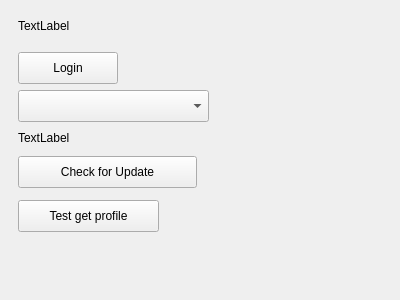
Above: settingwindow.ui from b123400/tootrain-qt before the change. Below: the same form after it.
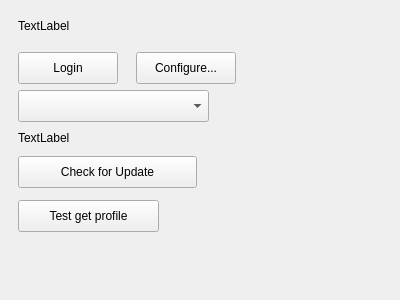
That is the form after the change.

Commit message: Basic UI for show and saving mastodon channel

Patch:
```diff
--- a/settingwindow.ui
+++ b/settingwindow.ui
@@ -49,7 +49,7 @@
     <rect>
      <x>18</x>
      <y>18</y>
-     <width>361</width>
+     <width>251</width>
      <height>16</height>
     </rect>
    </property>
@@ -106,6 +106,19 @@
     <string>TextLabel</string>
    </property>
   </widget>
+  <widget class="QPushButton" name="configButton">
+   <property name="geometry">
+    <rect>
+     <x>136</x>
+     <y>52</y>
+     <width>100</width>
+     <height>32</height>
+    </rect>
+   </property>
+   <property name="text">
+    <string>Configure...</string>
+   </property>
+  </widget>
  </widget>
  <resources/>
  <connections/>
```
The commit also changes 6 other files.
